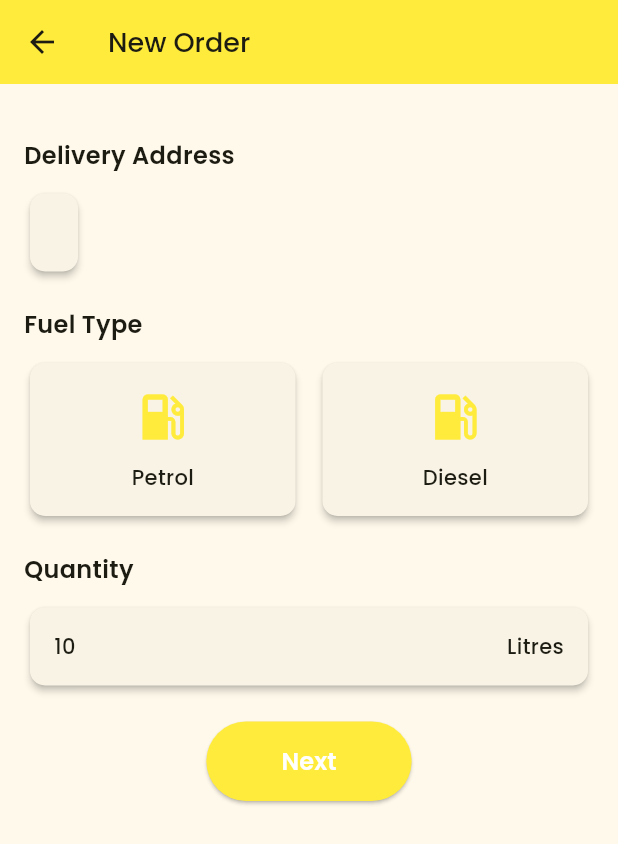
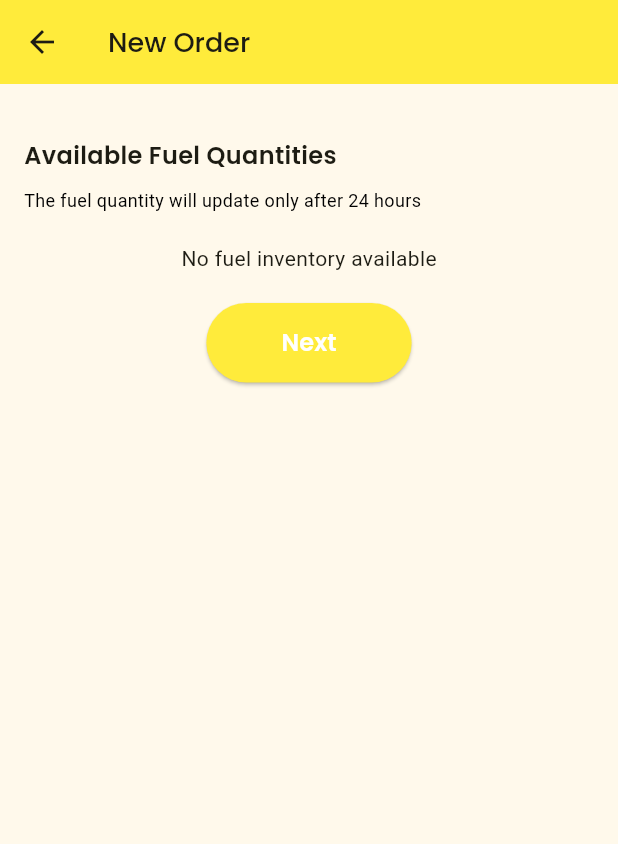
Before and after one commit to swfvn/Fillup, a Flutter app: the NewOrderScreen screen opened directly, on a phone screen of 412 x 824 dp. Shown: the top 844 px of the screen. Run offline on Flutter 3.47's test engine with Material 3 defaults, Android fonts, the phone set to English and light mode, and no system bars; our stand-ins replace circle_nav_bar, cloud_firestore, firebase_auth, firebase_core, firebase_storage, google_fonts and 2 more; accounts and stored records are empty.

Commit message:
Update orderr.dart

```diff
--- a/lib/order/orderr.dart
+++ b/lib/order/orderr.dart
@@ -1,8 +1,37 @@
+import 'package:cloud_firestore/cloud_firestore.dart';
 import 'package:fiil_up_app/order/checkout.dart';
 import 'package:flutter/material.dart';
 import 'package:google_fonts/google_fonts.dart';
 
-class NewOrderScreen extends StatelessWidget {
+class NewOrderScreen extends StatefulWidget {
+  @override
+  _NewOrderScreenState createState() => _NewOrderScreenState();
+}
+
+class _NewOrderScreenState extends State<NewOrderScreen> {
+  final FirebaseFirestore _firestore = FirebaseFirestore.instance;
+  double _currentFuelPrice = 0.0;
+
+  @override
+  void initState() {
+    super.initState();
+    _fetchFuelPrice();
+  }
+
+  Future<void> _fetchFuelPrice() async {
+    try {
+      // Replace this with your actual collection and document to fetch the price
+      DocumentSnapshot priceDoc = await _firestore.collection('settings').doc('fuelPrice').get();
+      final data = priceDoc.data() as Map<String, dynamic>;
+      setState(() {
+        _currentFuelPrice = data['price'] ?? 0.0;
+      });
+    } catch (e) {
+      // Handle error fetching fuel price
+      print('Error fetching fuel price: $e');
+    }
+  }
+
   @override
   Widget build(BuildContext context) {
     return Scaffold(
@@ -16,46 +45,76 @@ class NewOrderScreen extends StatelessWidget {
           crossAxisAlignment: CrossAxisAlignment.start,
           children: [
             SizedBox(height: 20),
-
             Text(
-              'Delivery Address',
+              'Available Fuel Quantities',
               style: GoogleFonts.poppins(fontSize: 16, fontWeight: FontWeight.w600),
             ),
             SizedBox(height: 10),
-            _buildAddressCard(''),
+            Text("The fuel quantity will update only after 24 hours", style: TextStyle(fontSize: 12, color: Colors.black)),
             SizedBox(height: 20),
-            Text(
-              'Fuel Type',
-              style: GoogleFonts.poppins(fontSize: 16, fontWeight: FontWeight.w600),
-            ),
-            SizedBox(height: 10),
-            Row(
-              mainAxisAlignment: MainAxisAlignment.spaceEvenly,
-              children: [
-                Expanded(child: _buildFuelTypeCard('Petrol')),
-                SizedBox(width: 10),
-                Expanded(child: _buildFuelTypeCard('Diesel')),
+            StreamBuilder<QuerySnapshot>(
+              stream: _firestore.collection('fuelInventory').snapshots(),
+              builder: (context, snapshot) {
+                if (snapshot.connectionState == ConnectionState.waiting) {
+                  return Center(child: CircularProgressIndicator());
+                }
 
-              ],
-            ),
-            SizedBox(height: 20),
-            Text(
-              'Quantity',
-              style: GoogleFonts.poppins(fontSize: 16, fontWeight: FontWeight.w600),
-            ),
-            SizedBox(height: 10),
-            _buildQuantitySelector(
+                if (snapshot.hasError) {
+                  return Center(child: Text('Error: ${snapshot.error}'));
+                }
 
+                if (!snapshot.hasData || snapshot.data!.docs.isEmpty) {
+                  return Center(child: Text('No fuel inventory available'));
+                }
+
+                final inventory = snapshot.data!.docs;
+
+                return Expanded(
+                  child: ListView.builder(
+                    itemCount: inventory.length,
+                    itemBuilder: (context, index) {
+                      final item = inventory[index];
+                      final data = item.data() as Map<String, dynamic>;
+                      final quantity = data['quantity'] ?? 'N/A';
+
+                      return Card(
+                        margin: EdgeInsets.symmetric(vertical: 8.0),
+                        color: Colors.yellow[50],
+                        child: ListTile(
+                          contentPadding: EdgeInsets.all(16.0),
+                          title: Text(
+                            '${item.id}',
+                            style: TextStyle(
+                              fontWeight: FontWeight.bold,
+                              color: Colors.yellow[700],
+                            ),
+                          ),
+                          subtitle: Text(
+                            'Available Quantity: ${quantity}L',
+                            style: TextStyle(color: Colors.black87),
+                          ),
+                        ),
+                      );
+                    },
+                  ),
+                );
+              },
             ),
             SizedBox(height: 20),
             Center(
               child: ElevatedButton(
                 onPressed: () {
-                  Navigator.push(context, MaterialPageRoute(builder: (context) => CheckOut(),));
+                  Navigator.push(
+                    context,
+                    MaterialPageRoute(
+                      builder: (context) => PlaceOrder(fuelPrice: _currentFuelPrice),
+                    ),
+                  );
                 },
                 child: Text('Next', style: GoogleFonts.poppins(fontSize: 16, fontWeight: FontWeight.w600)),
                 style: ElevatedButton.styleFrom(
-                  foregroundColor: Colors.white, backgroundColor: Colors.yellow,
+                  foregroundColor: Colors.white,
+                  backgroundColor: Colors.yellow,
                   padding: EdgeInsets.symmetric(horizontal: 50, vertical: 15),
                   shape: RoundedRectangleBorder(
                     borderRadius: BorderRadius.circular(30),
@@ -68,78 +127,4 @@ class NewOrderScreen extends StatelessWidget {
       ),
     );
   }
-
-  Widget _buildOptionCard(String title, IconData icon) {
-    return Card(
-      elevation: 2,
-      shape: RoundedRectangleBorder(
-        borderRadius: BorderRadius.circular(10),
-      ),
-      child: Container(
-        height: 100,
-        child: Column(
-          mainAxisAlignment: MainAxisAlignment.center,
-          children: [
-            Icon(icon, size: 40, color: Colors.yellow),
-            SizedBox(height: 10),
-            Text(title, style: GoogleFonts.poppins(fontSize: 14, fontWeight: FontWeight.w500)),
-          ],
-        ),
-      ),
-    );
-  }
-
-  Widget _buildAddressCard(String address) {
-    return Card(
-      elevation: 2,
-      shape: RoundedRectangleBorder(
-        borderRadius: BorderRadius.circular(10),
-      ),
-      child: Padding(
-        padding: const EdgeInsets.all(16.0),
-        child: Text(
-          address,
-          style: GoogleFonts.poppins(fontSize: 14, fontWeight: FontWeight.w500),
-        ),
-      ),
-    );
-  }
-
-  Widget _buildFuelTypeCard(String fuelType) {
-    return Card(
-      elevation: 2,
-      shape: RoundedRectangleBorder(
-        borderRadius: BorderRadius.circular(10),
-      ),
-      child: Padding(
-        padding: const EdgeInsets.all(16.0),
-        child: Column(
-          children: [
-            Icon(Icons.local_gas_station, size: 40, color: Colors.yellow), // Replace with your icons if available
-            SizedBox(height: 10),
-            Text(fuelType, style: GoogleFonts.poppins(fontSize: 14, fontWeight: FontWeight.w500)),
-          ],
-        ),
-      ),
-    );
-  }
-
-  Widget _buildQuantitySelector() {
-    return Card(
-      elevation: 2,
-      shape: RoundedRectangleBorder(
-        borderRadius: BorderRadius.circular(10),
-      ),
-      child: Padding(
-        padding: const EdgeInsets.all(16.0),
-        child: Row(
-          mainAxisAlignment: MainAxisAlignment.spaceBetween,
-          children: [
-            Text('10', style: GoogleFonts.poppins(fontSize: 14, fontWeight: FontWeight.w500)),
-            Text('Litres', style: GoogleFonts.poppins(fontSize: 14, fontWeight: FontWeight.w500)),
-          ],
-        ),
-      ),
-    );
-  }
 }
```
